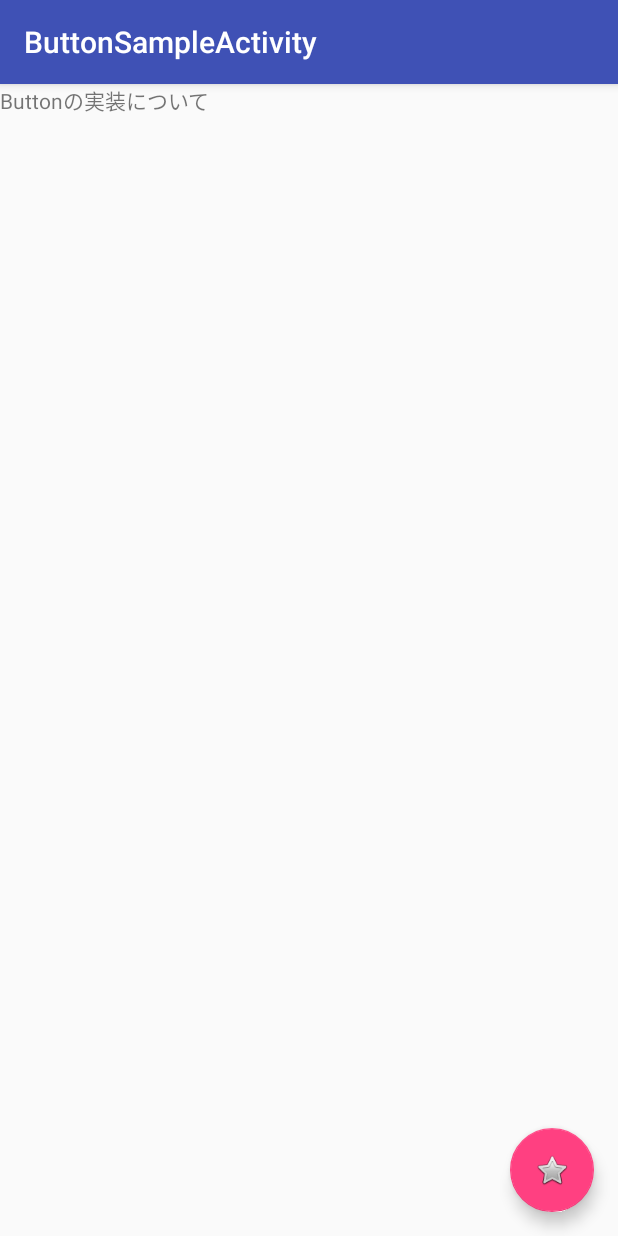
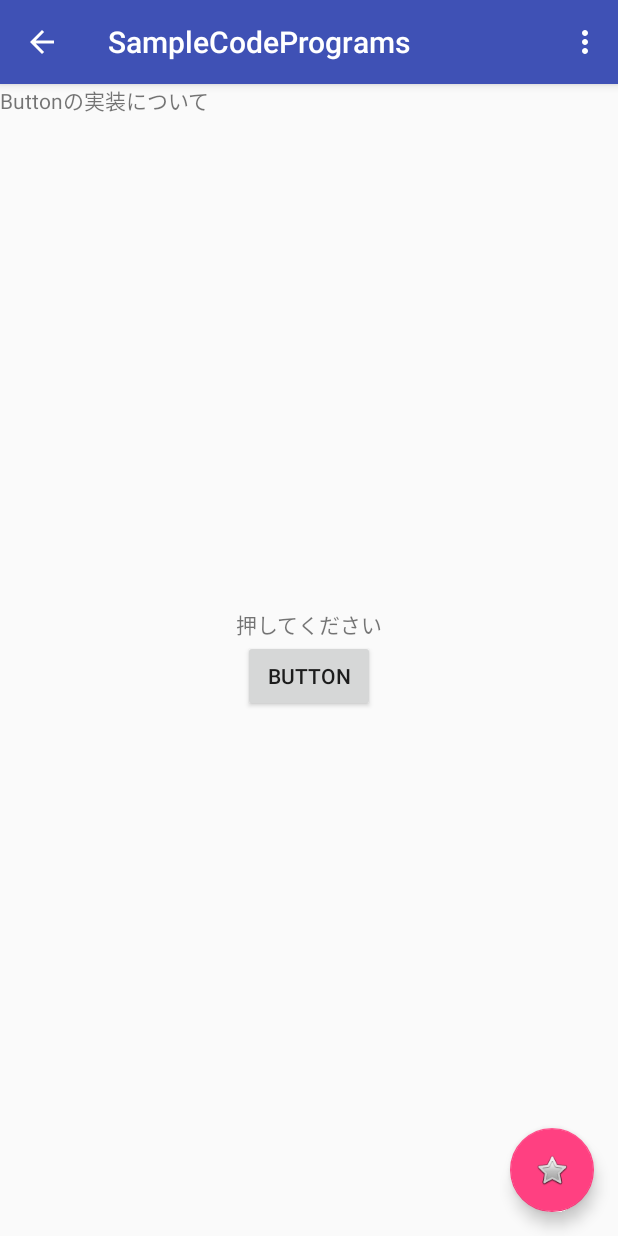
Before and after one commit to Dai1678/SampleCodePrograms, an Android app: the screen it shows after launch (ButtonSampleActivity), after a tap on "ButtonSampleActivity", on a phone screen of 412 x 824 dp. Run offline under Robolectric (Android 15) with nearby library versions, the phone set to English and light mode, and no system bars.

Commit message:
create actionbar menu

```diff
--- a/app/src/main/AndroidManifest.xml
+++ b/app/src/main/AndroidManifest.xml
@@ -16,10 +16,7 @@
                 <category android:name="android.intent.category.LAUNCHER" />
             </intent-filter>
         </activity>
-        <activity
-            android:name=".ButtonSampleActivity"
-            android:label="@string/title_activity_button_sample"
-            android:theme="@style/AppTheme.NoActionBar"></activity>
+        <activity android:name=".ButtonSampleActivity" />
     </application>
 
 </manifest>
--- a/app/src/main/java/net/ddns/dai/samplecodeprograms/ButtonSampleActivity.kt
+++ b/app/src/main/java/net/ddns/dai/samplecodeprograms/ButtonSampleActivity.kt
@@ -1,23 +1,75 @@
 package net.ddns.dai.samplecodeprograms
 
+import android.annotation.SuppressLint
 import android.os.Bundle
 import android.support.design.widget.Snackbar
 import android.support.v7.app.AppCompatActivity
+import android.view.Menu
+import android.view.MenuItem
+import android.view.View
 
 import kotlinx.android.synthetic.main.activity_button_sample.*
-import kotlinx.android.synthetic.main.toolbar.*
 
-class ButtonSampleActivity : AppCompatActivity() {
+class ButtonSampleActivity : AppCompatActivity(), View.OnClickListener {
+
+    private var flag = false
 
     override fun onCreate(savedInstanceState: Bundle?) {
         super.onCreate(savedInstanceState)
         setContentView(R.layout.activity_button_sample)
-        setSupportActionBar(toolbar)
 
-        fab.setOnClickListener { view ->
-            Snackbar.make(view, "fabが押されました！", Snackbar.LENGTH_LONG)
-                    .setAction("Action", null).show()
+        val actionBar = supportActionBar
+        actionBar!!.setDisplayHomeAsUpEnabled(true)
+
+        textChangeButton.setOnClickListener(this)   //findViewByIdの一文を書かなくてもxmlのidで指定できる！！
+        fab.setOnClickListener(this)
+
+    }
+
+    @SuppressLint("SetTextI18n")
+    override fun onClick(view: View) {
+
+        when (view.id){     //switch文はないのでwhen文を使う
+            R.id.textChangeButton -> {
+                this.flag = if (flag){
+                    changeText.text = "押してください"
+                    textChangeButton.text = "BUTTON"
+                    false
+
+                }else{
+                    changeText.text = "Buttonが押されました"
+                    textChangeButton.text = "戻す"
+                    true
+                }
+            }
+
+            R.id.fab -> {
+                Snackbar.make(view, "fabが押されました！", Snackbar.LENGTH_LONG)
+                        .setAction("Action", null).show()
+            }
         }
     }
 
+    @Override
+    override fun onCreateOptionsMenu(menu: Menu): Boolean {
+        menuInflater.inflate(R.menu.menu, menu)
+        return super.onCreateOptionsMenu(menu)
+    }
+
+    @Override
+    override fun onOptionsItemSelected(item: MenuItem): Boolean {
+        when(item.itemId){
+            android.R.id.home -> {
+                finish()
+                return true
+            }
+
+            R.id.menuItem -> {
+                //TODO WebViewで解説ページへ
+                return true
+            }
+        }
+        return super.onOptionsItemSelected(item)
+    }
+
 }
--- a/app/src/main/java/net/ddns/dai/samplecodeprograms/DebugListActivity.kt
+++ b/app/src/main/java/net/ddns/dai/samplecodeprograms/DebugListActivity.kt
@@ -4,6 +4,7 @@ import android.content.Intent
 import android.content.pm.ActivityInfo
 import android.content.pm.PackageInfo
 import android.content.pm.PackageManager
+import android.content.pm.PackageManager.NameNotFoundException
 import android.support.v7.app.AppCompatActivity
 import android.os.Bundle
 import android.util.Log
@@ -17,7 +18,7 @@ class DebugListActivity : AppCompatActivity() {
         super.onCreate(savedInstanceState)
         setContentView(R.layout.activity_debug_list)
 
-        val listView : ListView = findViewById(R.id.debug_list)
+        val listView = findViewById<ListView>(R.id.debug_list)
         val list = arrayListOf<String>()
 
         try {
@@ -27,9 +28,9 @@ class DebugListActivity : AppCompatActivity() {
             packageInfo.activities
                     .asSequence()
                     .filter { it.name.contains(packageName) }   //ライブラリなどのactivityは表示しないように比較
-                    .mapTo(list) { it.name.split(Regex(packageName + "."), 0)[1] }  // activity名のみ取得できるようにsplit
+                    .mapTo(list) { it.name.split(Regex("$packageName."), 0)[1] }  // activity名のみ取得できるようにsplit
 
-        }catch (e: PackageManager.NameNotFoundException){
+        }catch (e: NameNotFoundException){
             e.printStackTrace()
         }
 
@@ -40,7 +41,7 @@ class DebugListActivity : AppCompatActivity() {
             val activityName = parent.getItemAtPosition(position)
             try {
                 //パッケージ名を追加してclassを指定
-                val myClass = Class.forName(packageName + "." + activityName)
+                val myClass = Class.forName("$packageName.$activityName")   // + "~" + で繋げなくても$変数名でできる
                 val intent = Intent(this, myClass)
                 startActivity(intent)
             }catch (e: ClassNotFoundException){
--- a/app/src/main/res/layout/activity_button_sample.xml
+++ b/app/src/main/res/layout/activity_button_sample.xml
@@ -8,25 +8,40 @@
     android:orientation="vertical"
     tools:context="net.ddns.dai.samplecodeprograms.ButtonSampleActivity">
 
-    <!-- いちいちtoolbarのxml書くのがだるいのでincludeさせてる -->
-    <include layout="@layout/toolbar"/>
-
     <FrameLayout
         android:layout_width="match_parent"
         android:layout_height="match_parent">
 
+        <TextView
+            android:layout_width="wrap_content"
+            android:layout_height="wrap_content"
+            android:text="Buttonの実装について" />
+
         <LinearLayout
             android:layout_width="match_parent"
-            android:layout_height="match_parent">
+            android:layout_height="match_parent"
+            android:gravity="center"
+            android:orientation="vertical">
 
             <TextView
-                android:layout_width="match_parent"
-                android:layout_height="match_parent"
-                android:text="Buttonの実装について" />
+                android:layout_width="wrap_content"
+                android:layout_height="wrap_content"
+                android:layout_gravity="center_horizontal"
+                android:id="@+id/changeText"
+                android:text="押してください"/>
+
+            <Button
+                android:layout_width="wrap_content"
+                android:layout_height="wrap_content"
+                android:layout_gravity="center_horizontal"
+                android:id="@+id/textChangeButton"
+                android:text="Button"/>
+
         </LinearLayout>
 
         <!-- フローティングアクションボタン(fab)の実装方法は2つ
-            ・ このように任意のrootタグで囲っているものはコンテンツ部分をFrameLayoutで囲う(そうしないとfabが表示されない)
+            ・ このようにLinearLayoutがrootタグのものはコンテンツ部分をFrameLayoutで囲う
+             親rootをRelativeLayoutにしている場合はfabの位置指定の書き方が異なる
             ・toolbar解説のところのように、rootタグをCoordinatorLayoutで利用している場合はFrameLayoutなしでできる
              利点としてスクロールしたときにヘッダーを隠すアニメーションなどを取り入れられる
          -->
@@ -39,6 +54,8 @@
             android:layout_margin="@dimen/fab_margin"
             app:srcCompat="@android:drawable/btn_star" />
 
+        <!-- @dimen/fab_margin -> 16dp -->
+
     </FrameLayout>
 
 </LinearLayout>
--- /dev/null
+++ b/app/src/main/res/menu/menu.xml
@@ -0,0 +1,8 @@
+<?xml version="1.0" encoding="utf-8"?>
+<menu xmlns:android="http://schemas.android.com/apk/res/android">
+
+    <item
+        android:title="解説ページへ"
+        android:id="@+id/menuItem"/>
+
+</menu>
```
